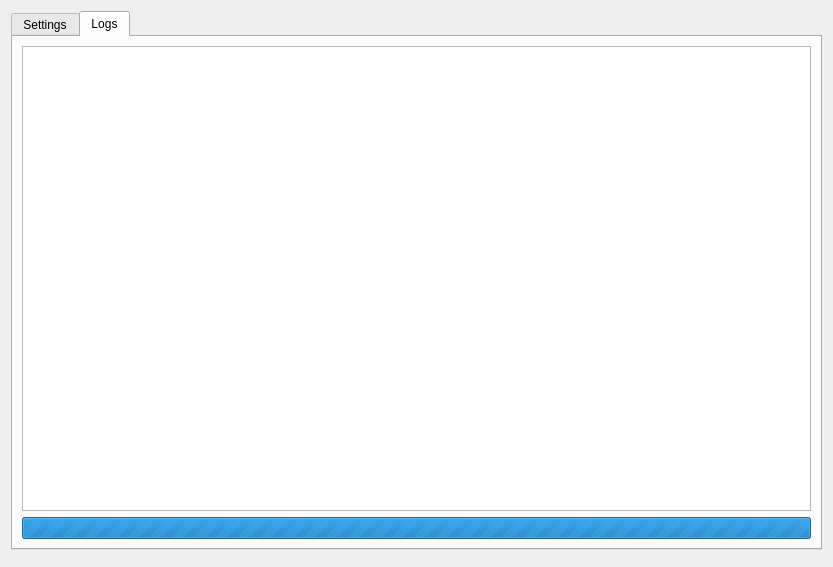
This is sen2cor_adapter_dialog_base.ui in MathisRD/sen2cor_adapter as Qt 5 draws it before an edit. The edited form follows.
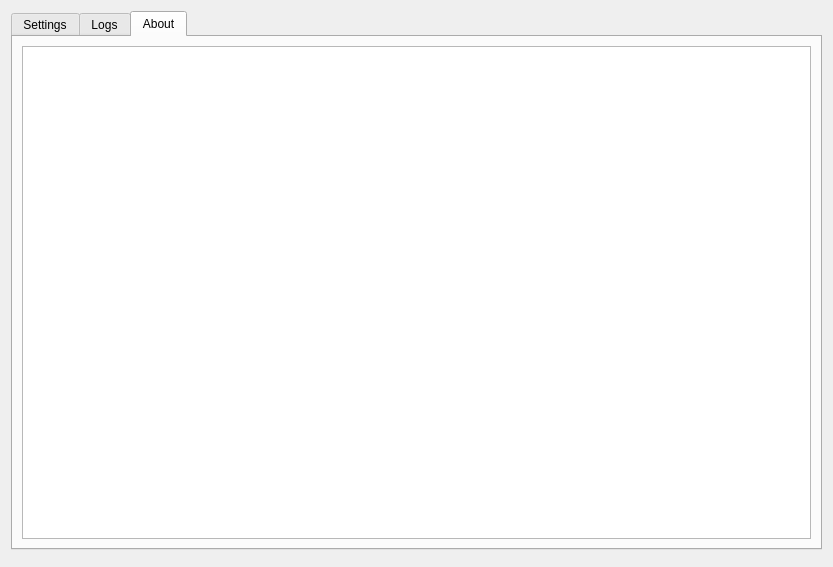
This is the edited form. Custom widgets are drawn as their Qt base class.

Commit message: Added about tab

What changed in the file:
```diff
--- a/sen2cor_adapter_dialog_base.ui
+++ b/sen2cor_adapter_dialog_base.ui
@@ -17,7 +17,7 @@
    <item row="0" column="0">
     <widget class="QTabWidget" name="tabWidget">
      <property name="currentIndex">
-      <number>1</number>
+      <number>2</number>
      </property>
      <widget class="QWidget" name="settingsTab">
       <attribute name="title">
@@ -561,6 +561,20 @@
        </item>
       </layout>
      </widget>
+     <widget class="QWidget" name="aboutTab">
+      <attribute name="title">
+       <string>About</string>
+      </attribute>
+      <layout class="QGridLayout" name="gridLayout_5">
+       <item row="0" column="0">
+        <widget class="QPlainTextEdit" name="aboutTextArea">
+         <property name="readOnly">
+          <bool>true</bool>
+         </property>
+        </widget>
+       </item>
+      </layout>
+     </widget>
     </widget>
    </item>
    <item row="2" column="0">
```
